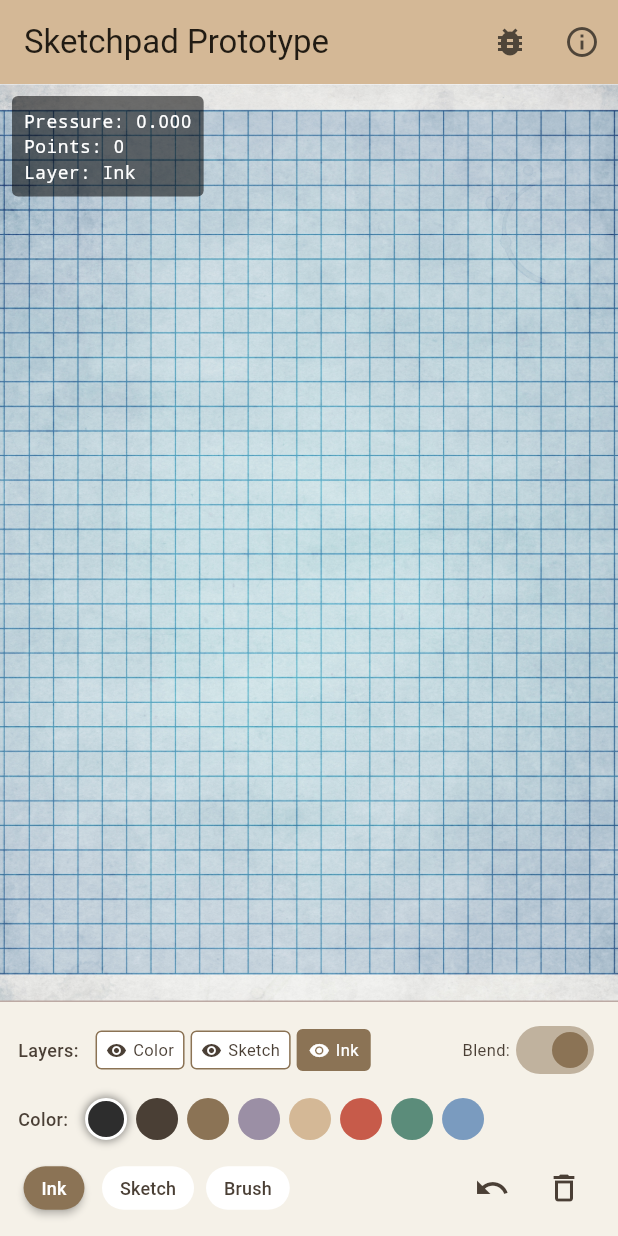
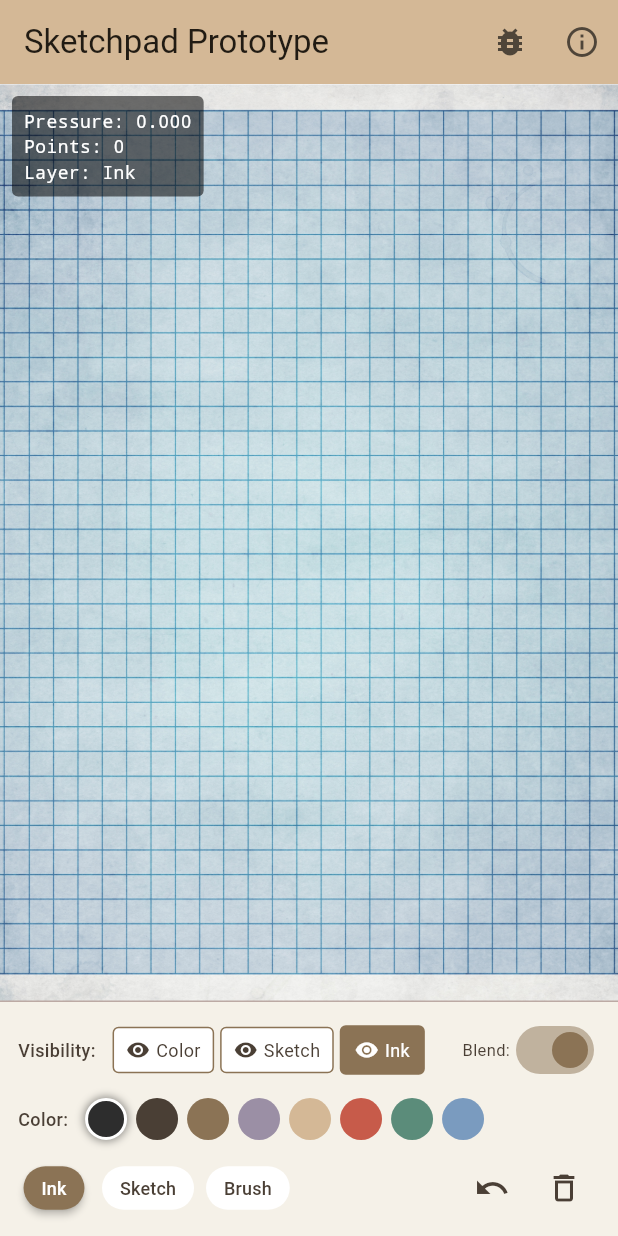
Before and after one commit to BlueKittyMeow/pin_and_paper_sketchpad, a Flutter app: the screen it shows after launch, on a phone screen of 412 x 824 dp. Run offline on Flutter 3.47's test engine with Material 3 defaults, Android fonts, the phone set to English and light mode, and no system bars; missing offline and left inert: perfect_freehand.

Commit message:
Improve toolbar UX: full-pill visibility toggle and preset-selects-layer
Visibility pills are now fully tappable (not just the eye icon).
Ink/Sketch/Brush preset buttons also select the corresponding layer.

```diff
--- a/lib/widgets/toolbar.dart
+++ b/lib/widgets/toolbar.dart
@@ -74,7 +74,7 @@ class DrawingToolbar extends StatelessWidget {
     return Row(
       children: [
         const Text(
-          'Layers: ',
+          'Visibility: ',
           style: TextStyle(
             fontSize: 12,
             fontWeight: FontWeight.w500,
@@ -88,11 +88,14 @@ class DrawingToolbar extends StatelessWidget {
 
           return Padding(
             padding: const EdgeInsets.only(right: 4),
+            child: GestureDetector(
+              onTap: () => onVisibilityToggled(index),
               child: Container(
+                padding: const EdgeInsets.symmetric(horizontal: 8, vertical: 6),
                 decoration: BoxDecoration(
-                color: isActive
-                    ? const Color(0xFF8B7355)
-                    : Colors.white,
+                  color: layer.visible
+                      ? (isActive ? const Color(0xFF8B7355) : Colors.white)
+                      : Colors.grey.shade300,
                   borderRadius: BorderRadius.circular(4),
                   border: Border.all(
                     color: const Color(0xFF8B7355),
@@ -102,33 +105,25 @@ class DrawingToolbar extends StatelessWidget {
                 child: Row(
                   mainAxisSize: MainAxisSize.min,
                   children: [
-                  // Eye icon — tap to toggle visibility
-                  GestureDetector(
-                    onTap: () => onVisibilityToggled(index),
-                    child: Padding(
-                      padding: const EdgeInsets.only(left: 6, top: 4, bottom: 4, right: 2),
-                      child: Icon(
+                    Icon(
                       layer.visible ? Icons.visibility : Icons.visibility_off,
-                        size: 14,
-                        color: isActive ? Colors.white : const Color(0xFF4A3F35),
+                      size: 16,
+                      color: isActive && layer.visible
+                          ? Colors.white
+                          : const Color(0xFF4A3F35),
                     ),
-                    ),
-                  ),
-                  // Name — tap to select layer
-                  GestureDetector(
-                    onTap: () => onLayerSelected(index),
-                    child: Padding(
-                      padding: const EdgeInsets.only(left: 2, top: 4, bottom: 4, right: 6),
-                      child: Text(
+                    const SizedBox(width: 4),
+                    Text(
                       layer.name,
                       style: TextStyle(
-                          fontSize: 11,
-                          color: isActive ? Colors.white : const Color(0xFF4A3F35),
-                        ),
-                      ),
+                        fontSize: 12,
+                        color: isActive && layer.visible
+                            ? Colors.white
+                            : const Color(0xFF4A3F35),
                       ),
                     ),
                   ],
+                ),
               ),
             ),
           );
@@ -199,10 +194,10 @@ class DrawingToolbar extends StatelessWidget {
   Widget _buildToolRow() {
     return Row(
       children: [
-        // Preset buttons
-        _buildPresetButton('Ink', StrokeOptions.ink),
-        _buildPresetButton('Sketch', StrokeOptions.sketch),
-        _buildPresetButton('Brush', StrokeOptions.watercolor),
+        // Preset buttons — also select the corresponding layer
+        _buildPresetButton('Ink', StrokeOptions.ink, 2),
+        _buildPresetButton('Sketch', StrokeOptions.sketch, 1),
+        _buildPresetButton('Brush', StrokeOptions.watercolor, 0),
 
         const Spacer(),
 
@@ -223,12 +218,15 @@ class DrawingToolbar extends StatelessWidget {
     );
   }
 
-  Widget _buildPresetButton(String label, StrokeOptions options) {
+  Widget _buildPresetButton(String label, StrokeOptions options, int layerIndex) {
     final isSelected = currentOptions == options;
     return Padding(
       padding: const EdgeInsets.only(right: 8),
       child: ElevatedButton(
-        onPressed: () => onOptionsChanged(options),
+        onPressed: () {
+          onLayerSelected(layerIndex);
+          onOptionsChanged(options);
+        },
         style: ElevatedButton.styleFrom(
           backgroundColor: isSelected
               ? const Color(0xFF8B7355)
```
Lines whose indentation alone changed are shown as unchanged.
